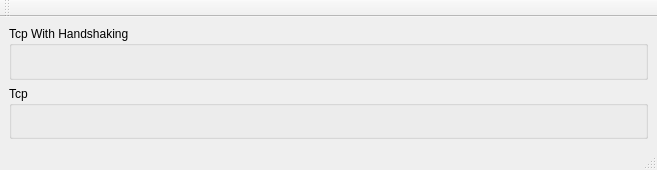
Above: QtTraceClient/UI/MainWindow.ui from cobreti/NyxTraceViewer before the change. Below: the same form after it.
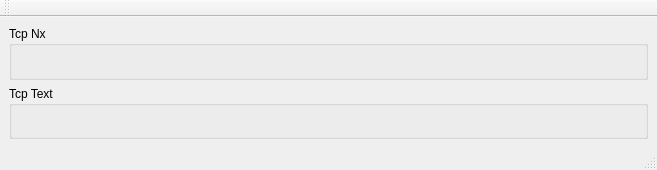
That is the form after the change.

Diff of the .ui file:
```diff
--- a/QtTraceClient/UI/MainWindow.ui
+++ b/QtTraceClient/UI/MainWindow.ui
@@ -26,7 +26,7 @@
          </sizepolicy>
         </property>
         <property name="title">
-         <string>Tcp With Handshaking</string>
+         <string>Tcp Nx</string>
         </property>
         <property name="flat">
          <bool>true</bool>
@@ -60,7 +60,7 @@
          </sizepolicy>
         </property>
         <property name="title">
-         <string>Tcp</string>
+         <string>Tcp Text</string>
         </property>
         <property name="flat">
          <bool>true</bool>
```
Left out of the diff: 2 changed lines with no effect on the pictures.
